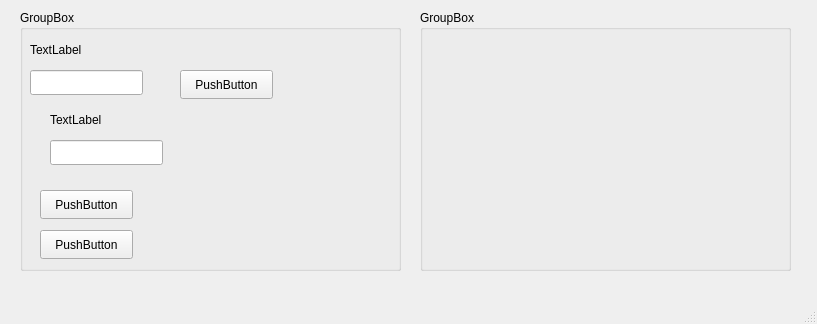
Qt form mainwindow.ui (ta-jana/Time-Consuming-Calculations-QT) before a commit.
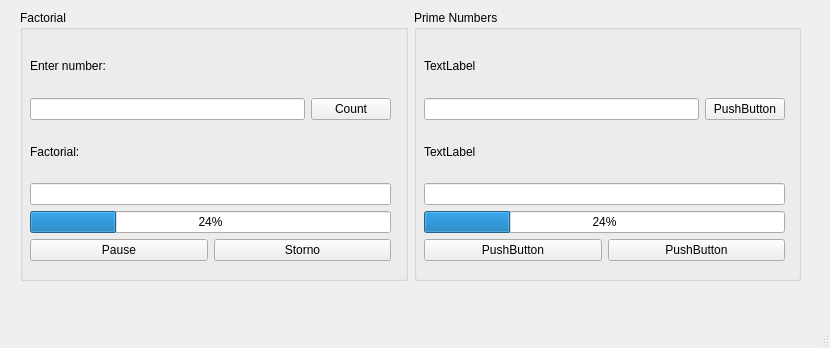
The same form after that commit.

Commit message: factorial counting

Diff of the .ui file:
```diff
--- a/mainwindow.ui
+++ b/mainwindow.ui
@@ -6,124 +6,183 @@
    <rect>
     <x>0</x>
     <y>0</y>
-    <width>817</width>
-    <height>324</height>
+    <width>830</width>
+    <height>348</height>
    </rect>
   </property>
   <property name="windowTitle">
    <string>MainWindow</string>
   </property>
   <widget class="QWidget" name="centralwidget">
-   <widget class="QGroupBox" name="groupBox">
+   <widget class="QWidget" name="layoutWidget">
     <property name="geometry">
      <rect>
       <x>20</x>
       <y>10</y>
-      <width>381</width>
-      <height>261</height>
+      <width>781</width>
+      <height>271</height>
      </rect>
     </property>
-    <property name="title">
-     <string>GroupBox</string>
-    </property>
-    <widget class="QLineEdit" name="lineEdit">
-     <property name="geometry">
-      <rect>
-       <x>10</x>
-       <y>60</y>
-       <width>113</width>
-       <height>25</height>
-      </rect>
-     </property>
-    </widget>
-    <widget class="QLabel" name="label">
-     <property name="geometry">
-      <rect>
-       <x>10</x>
-       <y>30</y>
-       <width>63</width>
-       <height>20</height>
-      </rect>
-     </property>
-     <property name="text">
-      <string>TextLabel</string>
-     </property>
-    </widget>
-    <widget class="QPushButton" name="pushButton">
-     <property name="geometry">
-      <rect>
-       <x>160</x>
-       <y>60</y>
-       <width>93</width>
-       <height>29</height>
-      </rect>
-     </property>
-     <property name="text">
-      <string>PushButton</string>
-     </property>
-    </widget>
-    <widget class="QPushButton" name="pushButton_2">
-     <property name="geometry">
-      <rect>
-       <x>20</x>
-       <y>180</y>
-       <width>93</width>
-       <height>29</height>
-      </rect>
-     </property>
-     <property name="text">
-      <string>PushButton</string>
-     </property>
-    </widget>
-    <widget class="QPushButton" name="pushButton_3">
-     <property name="geometry">
-      <rect>
-       <x>20</x>
-       <y>220</y>
-       <width>93</width>
-       <height>29</height>
-      </rect>
-     </property>
-     <property name="text">
-      <string>PushButton</string>
-     </property>
-    </widget>
-    <widget class="QLabel" name="label_2">
-     <property name="geometry">
-      <rect>
-       <x>30</x>
-       <y>100</y>
-       <width>63</width>
-       <height>20</height>
-      </rect>
-     </property>
-     <property name="text">
-      <string>TextLabel</string>
-     </property>
-    </widget>
-    <widget class="QLineEdit" name="lineEdit_2">
-     <property name="geometry">
-      <rect>
-       <x>30</x>
-       <y>130</y>
-       <width>113</width>
-       <height>25</height>
-      </rect>
-     </property>
-    </widget>
-   </widget>
-   <widget class="QGroupBox" name="groupBox_2">
-    <property name="geometry">
-     <rect>
-      <x>420</x>
-      <y>10</y>
-      <width>371</width>
-      <height>261</height>
-     </rect>
-    </property>
-    <property name="title">
-     <string>GroupBox</string>
-    </property>
+    <layout class="QHBoxLayout" name="horizontalLayout_5">
+     <item>
+      <widget class="QGroupBox" name="groupBox">
+       <property name="title">
+        <string>Factorial</string>
+       </property>
+       <widget class="QWidget" name="layoutWidget">
+        <property name="geometry">
+         <rect>
+          <x>10</x>
+          <y>30</y>
+          <width>361</width>
+          <height>221</height>
+         </rect>
+        </property>
+        <layout class="QVBoxLayout" name="verticalLayout">
+         <item>
+          <widget class="QLabel" name="label">
+           <property name="text">
+            <string>Enter number:</string>
+           </property>
+          </widget>
+         </item>
+         <item>
+          <layout class="QHBoxLayout" name="horizontalLayout">
+           <item>
+            <widget class="QLineEdit" name="factorialInput"/>
+           </item>
+           <item>
+            <widget class="QPushButton" name="countFactorial">
+             <property name="text">
+              <string>Count</string>
+             </property>
+            </widget>
+           </item>
+          </layout>
+         </item>
+         <item>
+          <widget class="QLabel" name="label_2">
+           <property name="text">
+            <string>Factorial:</string>
+           </property>
+          </widget>
+         </item>
+         <item>
+          <widget class="QLineEdit" name="factorialResult">
+           <property name="readOnly">
+            <bool>true</bool>
+           </property>
+          </widget>
+         </item>
+         <item>
+          <widget class="QProgressBar" name="progressBar">
+           <property name="value">
+            <number>24</number>
+           </property>
+          </widget>
+         </item>
+         <item>
+          <layout class="QHBoxLayout" name="horizontalLayout_2">
+           <item>
+            <widget class="QPushButton" name="pauseFactorial">
+             <property name="text">
+              <string>Pause</string>
+             </property>
+            </widget>
+           </item>
+           <item>
+            <widget class="QPushButton" name="stornoFactorial">
+             <property name="text">
+              <string>Storno</string>
+             </property>
+            </widget>
+           </item>
+          </layout>
+         </item>
+        </layout>
+       </widget>
+      </widget>
+     </item>
+     <item>
+      <widget class="QGroupBox" name="groupBox_2">
+       <property name="title">
+        <string>Prime Numbers</string>
+       </property>
+       <widget class="QWidget" name="layoutWidget">
+        <property name="geometry">
+         <rect>
+          <x>10</x>
+          <y>30</y>
+          <width>361</width>
+          <height>221</height>
+         </rect>
+        </property>
+        <layout class="QVBoxLayout" name="verticalLayout_2">
+         <item>
+          <widget class="QLabel" name="label_3">
+           <property name="text">
+            <string>TextLabel</string>
+           </property>
+          </widget>
+         </item>
+         <item>
+          <layout class="QHBoxLayout" name="horizontalLayout_3">
+           <item>
+            <widget class="QLineEdit" name="lineEdit_3"/>
+           </item>
+           <item>
+            <widget class="QPushButton" name="pushButton_4">
+             <property name="text">
+              <string>PushButton</string>
+             </property>
+            </widget>
+           </item>
+          </layout>
+         </item>
+         <item>
+          <widget class="QLabel" name="label_4">
+           <property name="text">
+            <string>TextLabel</string>
+           </property>
+          </widget>
+         </item>
+         <item>
+          <widget class="QLineEdit" name="lineEdit_4">
+           <property name="readOnly">
+            <bool>true</bool>
+           </property>
+          </widget>
+         </item>
+         <item>
+          <widget class="QProgressBar" name="progressBar_2">
+           <property name="value">
+            <number>24</number>
+           </property>
+          </widget>
+         </item>
+         <item>
+          <layout class="QHBoxLayout" name="horizontalLayout_4">
+           <item>
+            <widget class="QPushButton" name="pushButton_5">
+             <property name="text">
+              <string>PushButton</string>
+             </property>
+            </widget>
+           </item>
+           <item>
+            <widget class="QPushButton" name="pushButton_6">
+             <property name="text">
+              <string>PushButton</string>
+             </property>
+            </widget>
+           </item>
+          </layout>
+         </item>
+        </layout>
+       </widget>
+      </widget>
+     </item>
+    </layout>
    </widget>
   </widget>
   <widget class="QMenuBar" name="menubar">
```
Left out of the diff: 2 changed lines with no effect on the pictures. The commit also changes 5 other files.
